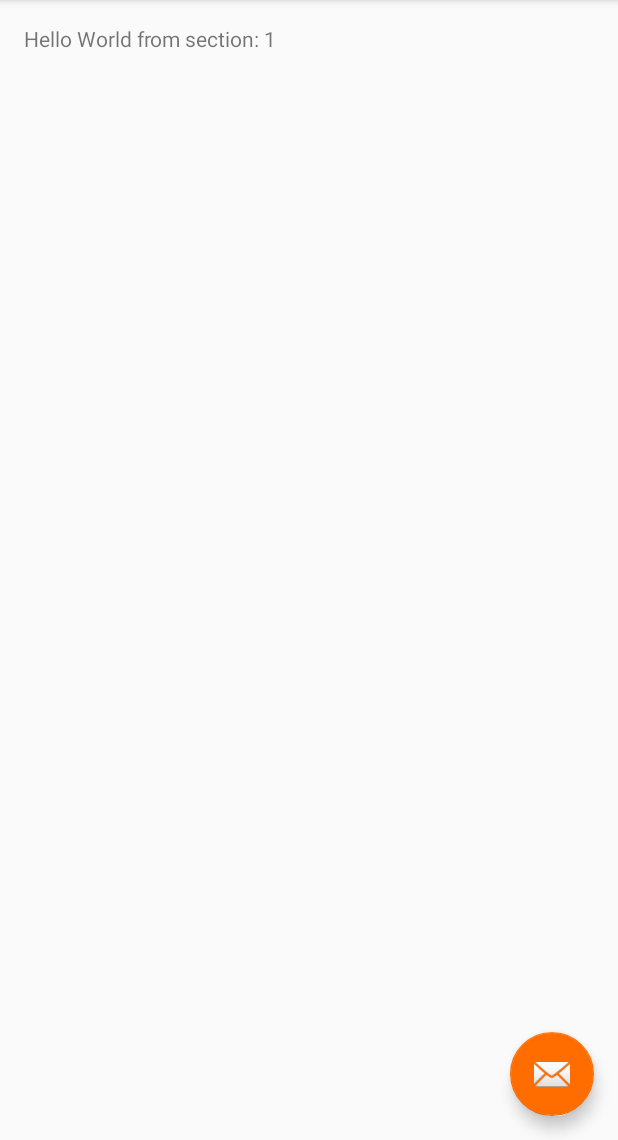
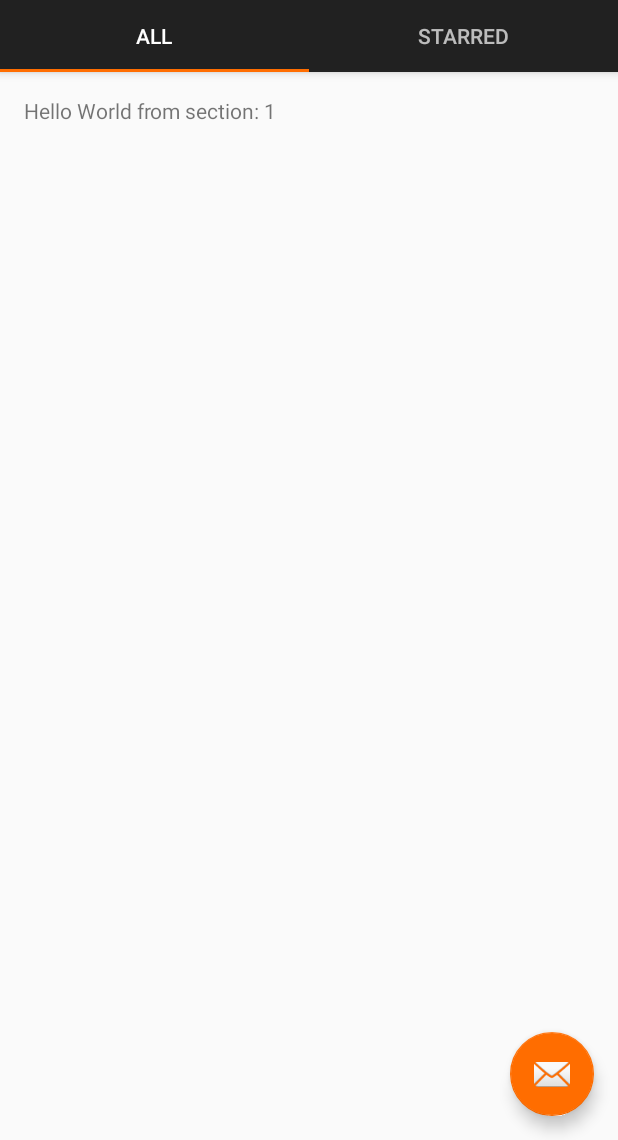
Before and after one commit to FihlaTV/KayakAirlines, an Android app: the screen it shows after launch (MainActivity before the commit, AirlineListActivity after it), on a phone screen of 412 x 824 dp, the part 96-1236 px from its top. Run offline under Robolectric (Android 15) with nearby library versions, the phone set to English and light mode, and no system bars; our stand-ins replace ButterKnife.

Commit message:
Add tabs

```diff
--- a/app/src/main/AndroidManifest.xml
+++ b/app/src/main/AndroidManifest.xml
@@ -12,7 +12,7 @@
       android:theme="@style/AppTheme"
       >
     <activity
-        android:name=".MainActivity"
+        android:name=".AirlineListActivity"
         android:label="@string/app_name"
         android:theme="@style/AppTheme.NoActionBar"
         >
--- a/app/src/main/java/com/oguzbabaoglu/kayakairlines/MainActivity.java
+++ b/app/src/main/java/com/oguzbabaoglu/kayakairlines/AirlineListActivity.java
@@ -1,60 +1,63 @@
 package com.oguzbabaoglu.kayakairlines;
 
+import android.os.Bundle;
 import android.support.design.widget.FloatingActionButton;
 import android.support.design.widget.NavigationView;
 import android.support.design.widget.Snackbar;
+import android.support.design.widget.TabLayout;
+import android.support.v4.app.Fragment;
+import android.support.v4.app.FragmentPagerAdapter;
 import android.support.v4.view.GravityCompat;
+import android.support.v4.view.ViewPager;
 import android.support.v4.widget.DrawerLayout;
 import android.support.v7.app.ActionBarDrawerToggle;
 import android.support.v7.app.AppCompatActivity;
 import android.support.v7.widget.Toolbar;
-
-import android.support.v4.app.Fragment;
-import android.support.v4.app.FragmentManager;
-import android.support.v4.app.FragmentPagerAdapter;
-import android.support.v4.view.ViewPager;
-import android.os.Bundle;
 import android.view.LayoutInflater;
 import android.view.Menu;
 import android.view.MenuItem;
 import android.view.View;
 import android.view.ViewGroup;
-
 import android.widget.TextView;
 
-public class MainActivity extends AppCompatActivity
+import com.oguzbabaoglu.kayakairlines.util.Lambda;
+
+import butterknife.BindView;
+import butterknife.ButterKnife;
+
+public class AirlineListActivity extends AppCompatActivity
     implements NavigationView.OnNavigationItemSelectedListener {
 
-  /**
-   * The {@link android.support.v4.view.PagerAdapter} that will provide
-   * fragments for each of the sections. We use a
-   * {@link FragmentPagerAdapter} derivative, which will keep every
-   * loaded fragment in memory. If this becomes too memory intensive, it
-   * may be best to switch to a
-   * {@link android.support.v4.app.FragmentStatePagerAdapter}.
-   */
-  private SectionsPagerAdapter mSectionsPagerAdapter;
+  private static final Lambda[] TABS = new Lambda[]{PlaceholderFragment::newInstance, PlaceholderFragment::newInstance};
+  private static final int[] TITLES = new int[]{R.string.airline_tab_all, R.string.airline_tab_starred};
 
-  /**
-   * The {@link ViewPager} that will host the section contents.
-   */
-  private ViewPager mViewPager;
+  @BindView(R.id.airline_list_viewpager) ViewPager airlineViewPager;
+  @BindView(R.id.airline_list_tablayout) TabLayout airlineTabLayout;
 
   @Override
   protected void onCreate(Bundle savedInstanceState) {
     super.onCreate(savedInstanceState);
     setContentView(R.layout.activity_airlines);
+    ButterKnife.bind(this);
+
+    airlineViewPager.setAdapter(new FragmentPagerAdapter(getSupportFragmentManager()) {
+      @Override public Fragment getItem(int position) {
+        return (Fragment) TABS[position].call();
+      }
+
+      @Override public int getCount() {
+        return TABS.length;
+      }
+
+      @Override public CharSequence getPageTitle(int position) {
+        return getString(TITLES[position]);
+      }
+    });
+
+    airlineTabLayout.setupWithViewPager(airlineViewPager);
 
     Toolbar toolbar = (Toolbar) findViewById(R.id.toolbar);
     setSupportActionBar(toolbar);
-    // Create the adapter that will return a fragment for each of the three
-    // primary sections of the activity.
-    mSectionsPagerAdapter = new SectionsPagerAdapter(getSupportFragmentManager());
-
-    // Set up the ViewPager with the sections adapter.
-    mViewPager = (ViewPager) findViewById(R.id.container);
-    mViewPager.setAdapter(mSectionsPagerAdapter);
-
 
     FloatingActionButton fab = (FloatingActionButton) findViewById(R.id.fab);
     fab.setOnClickListener(new View.OnClickListener() {
@@ -125,10 +128,10 @@ public class MainActivity extends AppCompatActivity
      * Returns a new instance of this fragment for the given section
      * number.
      */
-    public static PlaceholderFragment newInstance(int sectionNumber) {
+    public static PlaceholderFragment newInstance() {
       PlaceholderFragment fragment = new PlaceholderFragment();
       Bundle args = new Bundle();
-      args.putInt(ARG_SECTION_NUMBER, sectionNumber);
+      args.putInt(ARG_SECTION_NUMBER, 1);
       fragment.setArguments(args);
       return fragment;
     }
@@ -140,43 +143,6 @@ public class MainActivity extends AppCompatActivity
       TextView textView = (TextView) rootView.findViewById(R.id.section_label);
       textView.setText(getString(R.string.section_format, getArguments().getInt(ARG_SECTION_NUMBER)));
       return rootView;
-    }
-  }
-
-  /**
-   * A {@link FragmentPagerAdapter} that returns a fragment corresponding to
-   * one of the sections/tabs/pages.
-   */
-  public class SectionsPagerAdapter extends FragmentPagerAdapter {
-
-    public SectionsPagerAdapter(FragmentManager fm) {
-      super(fm);
-    }
-
-    @Override
-    public Fragment getItem(int position) {
-      // getItem is called to instantiate the fragment for the given page.
-      // Return a PlaceholderFragment (defined as a static inner class below).
-      return PlaceholderFragment.newInstance(position + 1);
-    }
-
-    @Override
-    public int getCount() {
-      // Show 3 total pages.
-      return 3;
-    }
-
-    @Override
-    public CharSequence getPageTitle(int position) {
-      switch (position) {
-        case 0:
-          return "SECTION 1";
-        case 1:
-          return "SECTION 2";
-        case 2:
-          return "SECTION 3";
-      }
-      return null;
     }
   }
 
--- /dev/null
+++ b/app/src/main/java/com/oguzbabaoglu/kayakairlines/util/Lambda.java
@@ -0,0 +1,12 @@
+package com.oguzbabaoglu.kayakairlines.util;
+
+import java.util.concurrent.Callable;
+
+/**
+ * Retrolambda converts lambdas that return values into {@link Callable} objects.
+ * This is just a Callable interface that does not throw, for convenient usage.
+ */
+public interface Lambda<V> extends Callable<V> {
+
+  @Override V call();
+}
--- a/app/src/main/res/layout/content_airlines.xml
+++ b/app/src/main/res/layout/content_airlines.xml
@@ -7,7 +7,7 @@
     android:layout_width="match_parent"
     android:layout_height="match_parent"
     android:fitsSystemWindows="true"
-    tools:context="com.oguzbabaoglu.kayakairlines.MainActivity"
+    tools:context=".AirlineListActivity"
     >
 
   <android.support.design.widget.AppBarLayout
@@ -25,14 +25,18 @@
         android:background="?attr/colorPrimary"
         app:layout_scrollFlags="scroll|enterAlways"
         app:popupTheme="@style/AppTheme.PopupOverlay"
-        >
+        />
 
-    </android.support.v7.widget.Toolbar>
+    <android.support.design.widget.TabLayout
+        android:id="@+id/airline_list_tablayout"
+        android:layout_width="match_parent"
+        android:layout_height="wrap_content"
+        />
 
   </android.support.design.widget.AppBarLayout>
 
   <android.support.v4.view.ViewPager
-      android:id="@+id/container"
+      android:id="@+id/airline_list_viewpager"
       android:layout_width="match_parent"
       android:layout_height="match_parent"
       app:layout_behavior="@string/appbar_scrolling_view_behavior"
--- a/app/src/main/res/layout/fragment_main.xml
+++ b/app/src/main/res/layout/fragment_main.xml
@@ -6,7 +6,7 @@
                 android:paddingLeft="@dimen/activity_horizontal_margin"
                 android:paddingRight="@dimen/activity_horizontal_margin"
                 android:paddingTop="@dimen/activity_vertical_margin"
-                tools:context="com.oguzbabaoglu.kayakairlines.MainActivity$PlaceholderFragment"
+                tools:context=".AirlineListActivity$PlaceholderFragment"
     >
 
   <TextView
--- a/app/src/main/res/menu/menu_main.xml
+++ b/app/src/main/res/menu/menu_main.xml
@@ -1,7 +1,7 @@
 <menu xmlns:android="http://schemas.android.com/apk/res/android"
       xmlns:app="http://schemas.android.com/apk/res-auto"
       xmlns:tools="http://schemas.android.com/tools"
-      tools:context="com.oguzbabaoglu.kayakairlines.MainActivity"
+      tools:context=".AirlineListActivity"
     >
   <item
       android:id="@+id/action_settings"
--- a/app/src/main/res/values/strings.xml
+++ b/app/src/main/res/values/strings.xml
@@ -6,5 +6,10 @@
 
   <string name="navigation_drawer_open">Open navigation drawer</string>
   <string name="navigation_drawer_close">Close navigation drawer</string>
+
   <string name="nav_bar_title">Account</string>
+
+  <string name="airline_tab_all">All</string>
+  <string name="airline_tab_starred">Starred</string>
+
 </resources>
--- a/build.gradle
+++ b/build.gradle
@@ -1,14 +1,9 @@
-// Top-level build file where you can add configuration options common to all sub-projects/modules.
-
 buildscript {
   repositories {
     jcenter()
   }
   dependencies {
     classpath 'com.android.tools.build:gradle:2.1.3'
-
-    // NOTE: Do not place your application dependencies here; they belong
-    // in the individual module build.gradle files
   }
 }
 
```
Also changed, not shown: app/build.gradle (+23 -2 lines).
